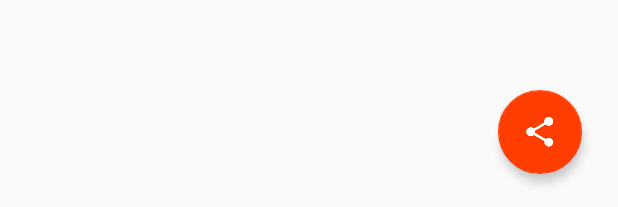
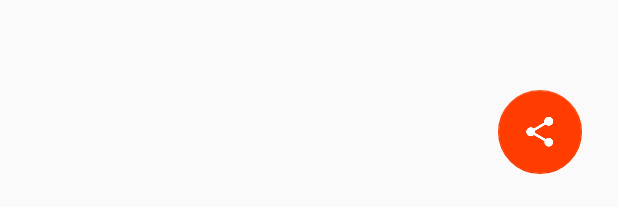
Before and after one commit to agrdc/MakeYourAppMaterial, an Android app: the layout fragment_article_detail.xml on its own in the app's theme, with its tools: preview values and no code run, on a phone screen of 412 x 824 dp. Shown: the part 1026-1233 px from the top of the screen. Run offline under Robolectric (Android 15) with nearby library versions, the phone set to English and light mode, and no system bars.

Commit message:
Fixing FAB elevation
Signed-off-by: lsitec207.neto <agnaldo.netto@lsitec.org.br>

```diff
--- a/XYZReader/src/main/res/layout/fragment_article_detail.xml
+++ b/XYZReader/src/main/res/layout/fragment_article_detail.xml
@@ -102,7 +102,7 @@
         android:layout_width="56dp"
         android:layout_height="56dp"
         android:src="@drawable/ic_share"
-        android:elevation="@dimen/fab_elevation"
+        app:elevation="@dimen/fab_elevation"
         android:contentDescription="@string/action_share" />
 
 </com.example.xyzreader.ui.DrawInsetsFrameLayout>
```
